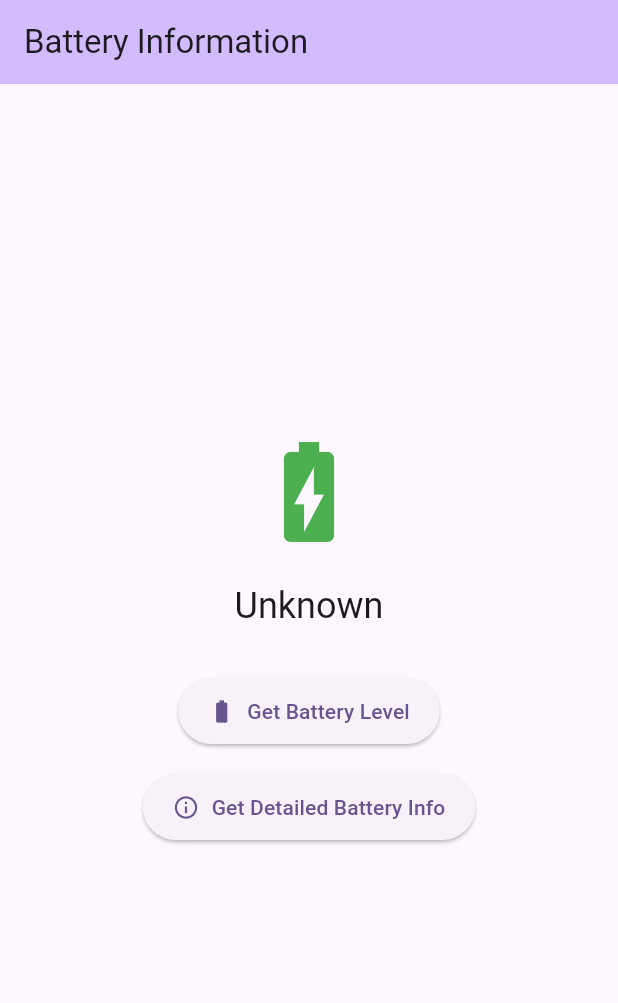
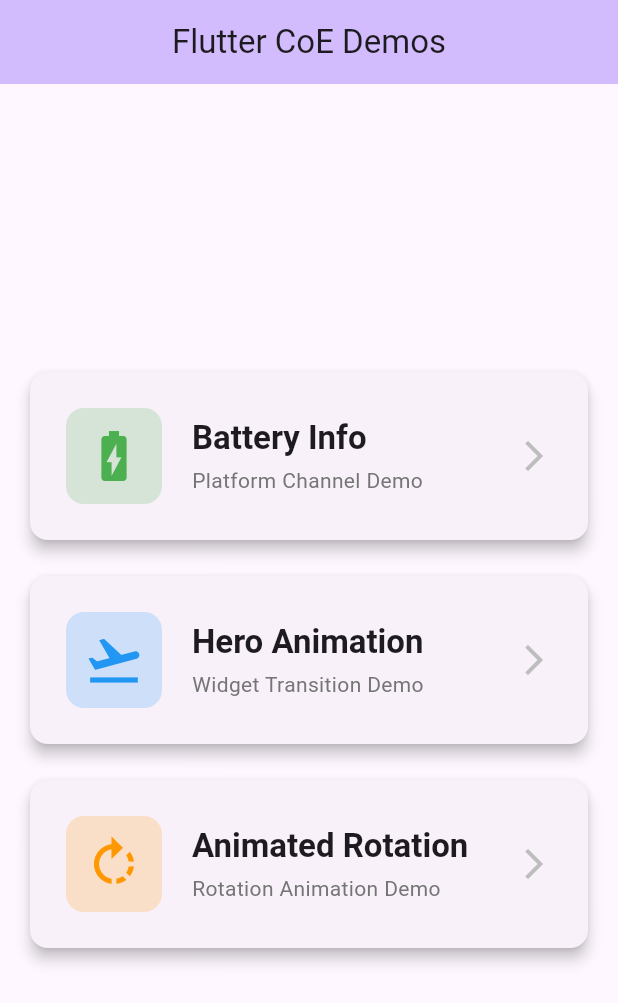
Before and after one commit to smruti-incubyte/flutter-coe, a Flutter app: the screen it shows after launch, on a phone screen of 412 x 824 dp. Shown: the top 1003 px of the screen. Run offline on Flutter 3.47's test engine with Material 3 defaults, Android fonts, the phone set to English and light mode, and no system bars.

Commit message:
Update main.dart to replace BatteryScreen with HomeScreen as the default home widget.

```diff
--- a/lib/main.dart
+++ b/lib/main.dart
@@ -1,5 +1,5 @@
 import 'package:flutter/material.dart';
-import 'screens/battery_screen.dart';
+import 'screens/home_screen.dart';
 
 void main() {
   runApp(const MyApp());
@@ -17,7 +17,7 @@
         colorScheme: ColorScheme.fromSeed(seedColor: Colors.deepPurple),
         useMaterial3: true,
       ),
-      home: const BatteryScreen(),
+      home: const HomeScreen(),
     );
   }
 }
--- /dev/null
+++ b/lib/screens/home_screen.dart
@@ -0,0 +1,129 @@
+import 'package:flutter/material.dart';
+import 'battery_screen.dart';
+import 'hero_screen.dart';
+import 'animation_screen.dart';
+
+class HomeScreen extends StatelessWidget {
+  const HomeScreen({super.key});
+
+  @override
+  Widget build(BuildContext context) {
+    return Scaffold(
+      appBar: AppBar(
+        backgroundColor: Theme.of(context).colorScheme.inversePrimary,
+        title: const Text('Flutter CoE Demos'),
+        centerTitle: true,
+      ),
+      body: Padding(
+        padding: const EdgeInsets.all(16.0),
+        child: Column(
+          mainAxisAlignment: MainAxisAlignment.center,
+          children: [
+            _buildDemoCard(
+              context,
+              title: 'Battery Info',
+              description: 'Platform Channel Demo',
+              icon: Icons.battery_charging_full,
+              color: Colors.green,
+              onTap: () {
+                Navigator.push(
+                  context,
+                  MaterialPageRoute(builder: (context) => const BatteryScreen()),
+                );
+              },
+            ),
+            const SizedBox(height: 16),
+            _buildDemoCard(
+              context,
+              title: 'Hero Animation',
+              description: 'Widget Transition Demo',
+              icon: Icons.flight_takeoff,
+              color: Colors.blue,
+              onTap: () {
+                Navigator.push(
+                  context,
+                  MaterialPageRoute(builder: (context) => const HeroScreen()),
+                );
+              },
+            ),
+            const SizedBox(height: 16),
+            _buildDemoCard(
+              context,
+              title: 'Animated Rotation',
+              description: 'Rotation Animation Demo',
+              icon: Icons.rotate_right,
+              color: Colors.orange,
+              onTap: () {
+                Navigator.push(
+                  context,
+                  MaterialPageRoute(builder: (context) => const AnimationScreen()),
+                );
+              },
+            ),
+          ],
+        ),
+      ),
+    );
+  }
+
+  Widget _buildDemoCard(
+    BuildContext context, {
+    required String title,
+    required String description,
+    required IconData icon,
+    required Color color,
+    required VoidCallback onTap,
+  }) {
+    return Card(
+      elevation: 4,
+      child: InkWell(
+        onTap: onTap,
+        borderRadius: BorderRadius.circular(12),
+        child: Container(
+          padding: const EdgeInsets.all(24.0),
+          child: Row(
+            children: [
+              Container(
+                padding: const EdgeInsets.all(12),
+                decoration: BoxDecoration(
+                  color: color.withOpacity(0.2),
+                  borderRadius: BorderRadius.circular(12),
+                ),
+                child: Icon(
+                  icon,
+                  size: 40,
+                  color: color,
+                ),
+              ),
+              const SizedBox(width: 20),
+              Expanded(
+                child: Column(
+                  crossAxisAlignment: CrossAxisAlignment.start,
+                  children: [
+                    Text(
+                      title,
+                      style: Theme.of(context).textTheme.titleLarge?.copyWith(
+                            fontWeight: FontWeight.bold,
+                          ),
+                    ),
+                    const SizedBox(height: 4),
+                    Text(
+                      description,
+                      style: Theme.of(context).textTheme.bodyMedium?.copyWith(
+                            color: Colors.grey[600],
+                          ),
+                    ),
+                  ],
+                ),
+              ),
+              Icon(
+                Icons.arrow_forward_ios,
+                color: Colors.grey[400],
+              ),
+            ],
+          ),
+        ),
+      ),
+    );
+  }
+}
```
Also changed, not shown: lib/screens/animation_screen.dart (added, +68 -0 lines), lib/screens/hero_screen.dart (added, +173 -0 lines).
